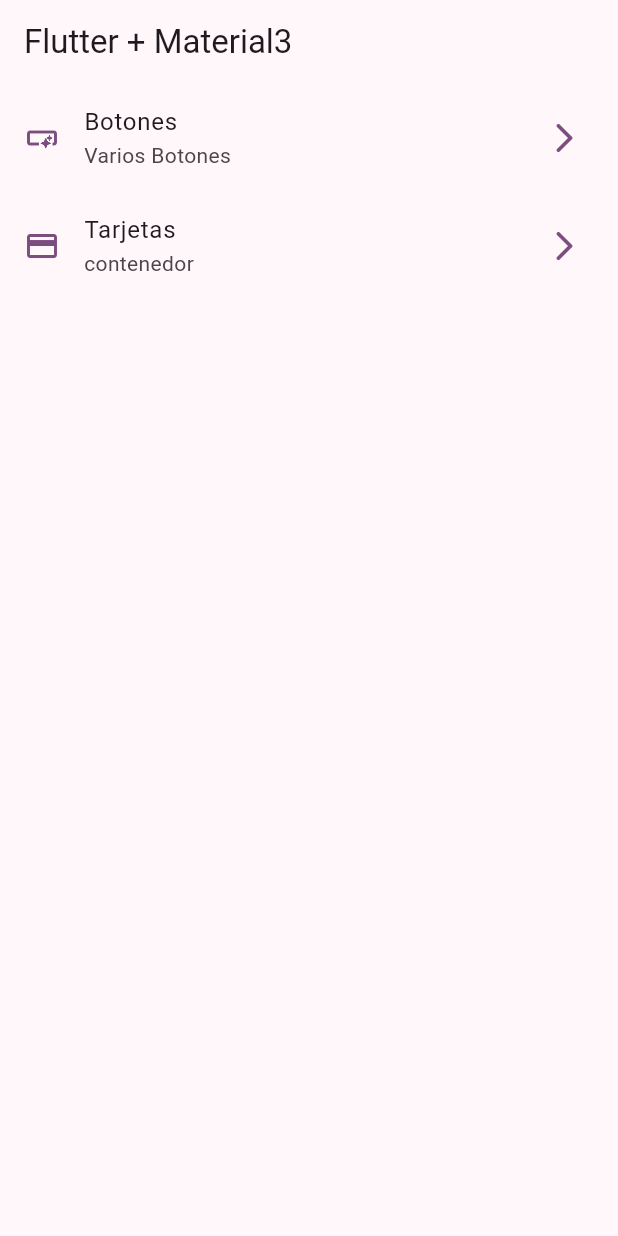
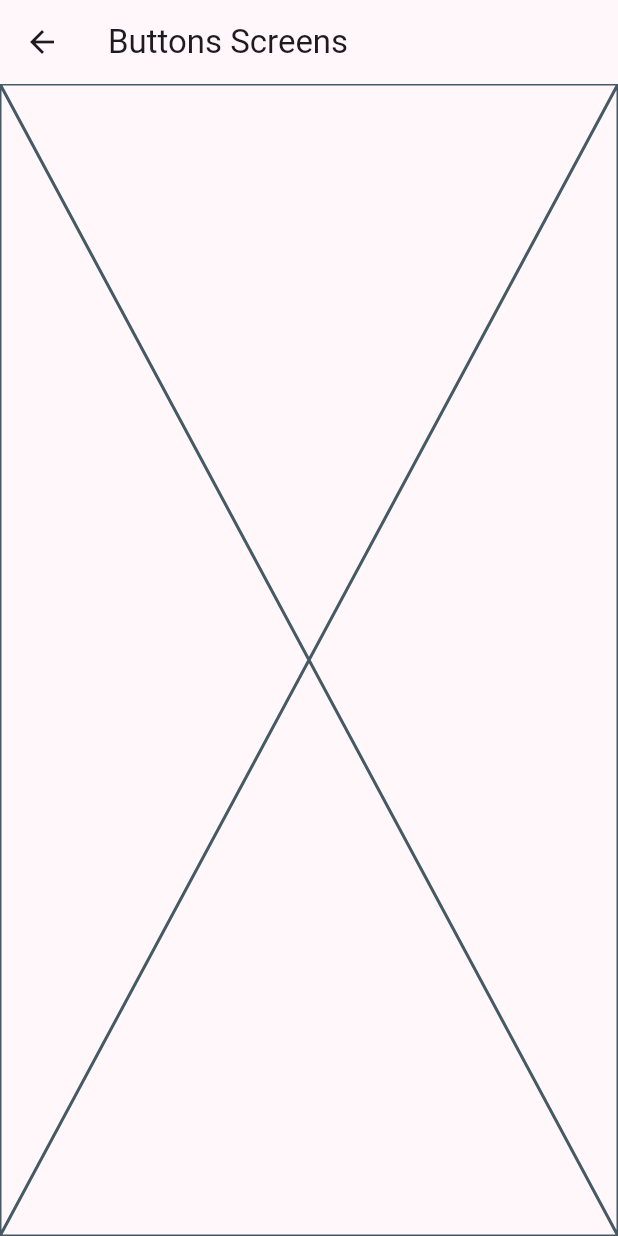
Before and after one commit to JuanBueno21/widgets, a Flutter app: the screen it shows after launch, after a tap on "Botones", on a phone screen of 412 x 824 dp. Run offline on Flutter 3.47's test engine with Material 2 defaults, Android fonts, the phone set to English and light mode, and no system bars.

Commit message:
[Widgets] - botones Cards & Buttons con navegacion

```diff
--- a/lib/config/menu/menu_items.dart
+++ b/lib/config/menu/menu_items.dart
@@ -26,7 +26,7 @@ const appMenuItems = <MenuItems>[
   MenuItems(
     title: "Tarjetas",
     subTitle: "contenedor",
-    link: "/card",
+    link: "/cards",
     icon: Icons.credit_card),
 
 
--- a/lib/main.dart
+++ b/lib/main.dart
@@ -1,5 +1,7 @@
 import 'package:flutter/material.dart';
 import 'package:widgets_app/config/theme/app_theme.dart';
+import 'package:widgets_app/presentation/screens/buttons/buttons_screen.dart';
+import 'package:widgets_app/presentation/screens/cards/cards_screen.dart';
 import 'package:widgets_app/presentation/screens/home/home_screen.dart';
 
 void main() {
@@ -14,7 +16,11 @@ class MainApp extends StatelessWidget {
     return MaterialApp(
       debugShowCheckedModeBanner: false,
       theme: AppTheme (selectedColor: 5).getTheme(),
-      home: const HomeScreen()
+      home: const HomeScreen(),
+      routes: {
+        "/buttons": (context) => const ButtonsScreen(),
+        "/cards": (context) => const CardScreen(),
+      },
     );
   }
 }
--- /dev/null
+++ b/lib/presentation/screens/buttons/buttons_screen.dart
@@ -0,0 +1,15 @@
+import 'package:flutter/material.dart';
+
+class ButtonsScreen extends StatelessWidget {
+  const ButtonsScreen({super.key});
+
+  @override
+  Widget build(BuildContext context) {
+    return Scaffold(
+      appBar: AppBar(
+        title: const Text("Buttons Screens"),
+      ),
+      body: const Placeholder(),
+    );
+  }
+}
--- a/lib/presentation/screens/home/home_screen.dart
+++ b/lib/presentation/screens/home/home_screen.dart
@@ -27,7 +27,6 @@ class _HomeView extends StatelessWidget {
       itemCount: appMenuItems.length,
       itemBuilder:(context, index) {
         final menuItem = appMenuItems [index];
-
         return _CustomListTitle(menuItem: menuItem);
       },
       );
@@ -52,8 +51,19 @@ class _CustomListTitle extends StatelessWidget {
       trailing: Icon(Icons.arrow_forward_ios_rounded, color: colors.primary,),
       title: Text(menuItem.title),
       subtitle: Text(menuItem.subTitle),
-      onTap: (){},
-      // TODO: navegar a otra pantalla
+      onTap: (){
+
+        // 1ra metodo para navegar entre pantallas
+  //       Navigator.of(context).push(
+  //         MaterialPageRoute(
+  //           builder: (context) => const ButtonsScreen(),
+  //   ),
+  // );
+
+        // 2da metodo para navegar entre pantallas
+  Navigator.pushNamed(context, menuItem.link);
+
+      },
     );
   }
 }
```
Also changed, not shown: lib/presentation/screens/cards/cards_screen.dart (added, +15 -0 lines).
